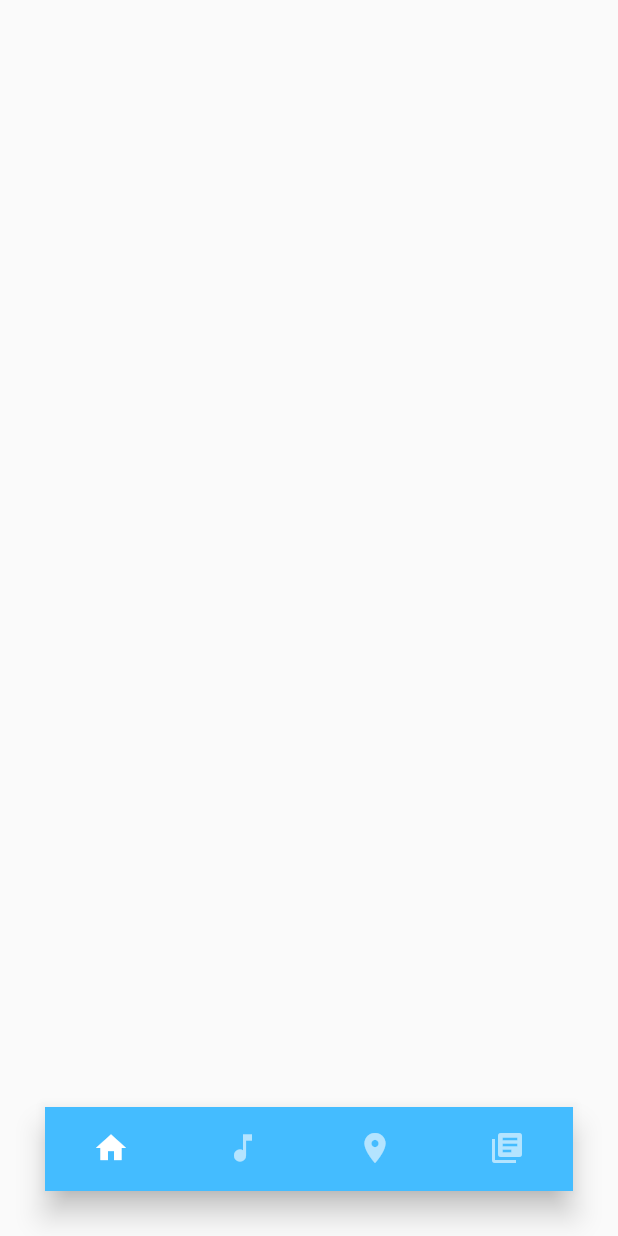
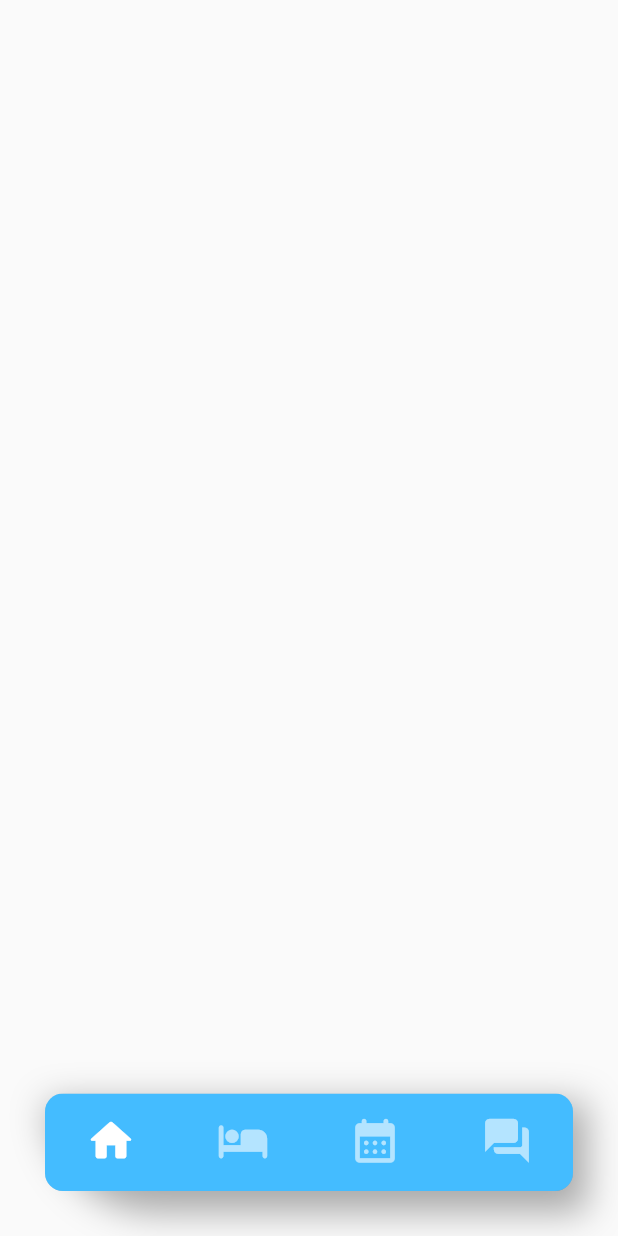
Before and after one commit to Tanay-Dwivedi/e-dhamYatra, a Flutter app: the screen it shows after launch, on a phone screen of 412 x 824 dp. Run offline on Flutter 3.47's test engine with Material 2 defaults, Android fonts, the phone set to English and light mode, and no system bars.

Commit message:
bottomNav implemented

```diff
--- a/lib/main.dart
+++ b/lib/main.dart
@@ -25,13 +25,24 @@
 }
 
 class _BottomNav extends State<BottomNav> {
+  static const double iconSize = 35;
   @override
   Widget build(BuildContext context) {
     return Scaffold(
       bottomNavigationBar: Container(
           margin: const EdgeInsets.all(30),
-          decoration: BoxDecoration(
-              color: Colors.black, borderRadius: BorderRadius.circular(50)),
+          decoration: const BoxDecoration(
+              color: Colors.transparent,
+              borderRadius: BorderRadius.only(bottomLeft: Radius.circular(250)),
+              boxShadow: [
+                BoxShadow(
+                    offset: Offset(5, 10),
+                    color: Color(0x54000000),
+                    spreadRadius: 4,
+                    blurRadius: 20),
+              ]),
+          child: ClipRRect(
+            borderRadius: BorderRadius.circular(12),
             child: BottomNavigationBar(
               type: BottomNavigationBarType.fixed,
               showSelectedLabels: false, // <-- HERE
@@ -48,21 +59,22 @@
               items: [
                 const BottomNavigationBarItem(
                   label: 'Home',
-                icon: Icon(Icons.home),
+                  icon: Icon(Icons.home_rounded, size: iconSize),
                 ),
                 const BottomNavigationBarItem(
-                label: 'Music',
-                icon: Icon(Icons.music_note),
+                  label: 'hotel',
+                  icon: Icon(Icons.hotel_rounded, size: iconSize),
                 ),
                 const BottomNavigationBarItem(
-                label: 'Places',
-                icon: Icon(Icons.location_on),
+                  label: 'calender',
+                  icon: Icon(Icons.calendar_month_rounded, size: iconSize),
                 ),
                 const BottomNavigationBarItem(
-                label: 'News',
-                icon: Icon(Icons.library_books),
+                  label: 'chat',
+                  icon: Icon(Icons.forum_rounded, size: iconSize),
                 ),
               ],
+            ),
           )),
     );
   }
```
Lines whose indentation alone changed are shown as unchanged.
